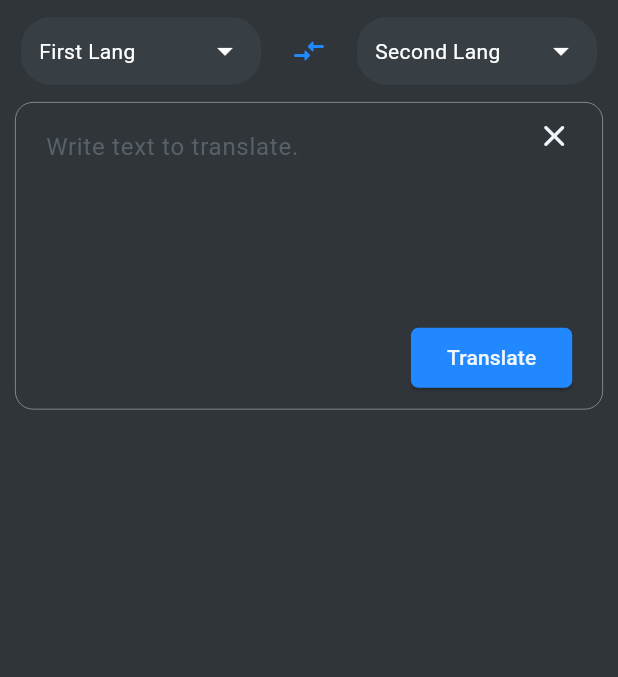
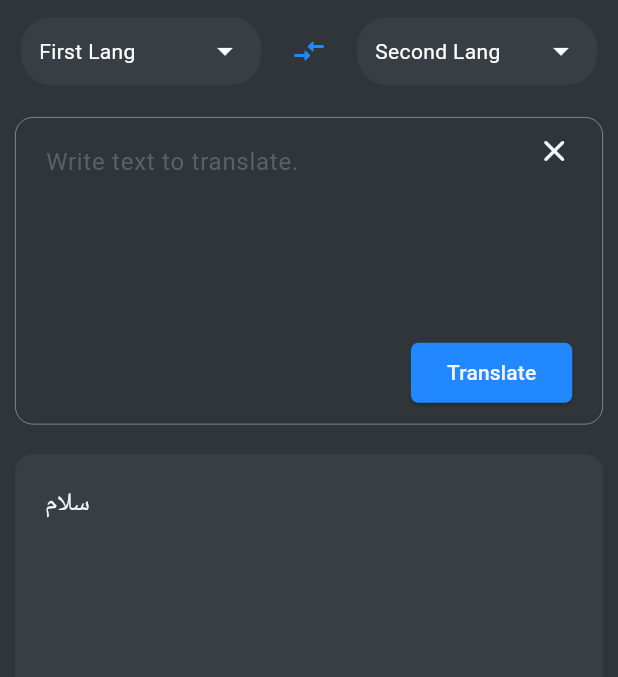
Before and after one commit to pxf0rge/translator, a Flutter app: the screen it shows after launch, on a phone screen of 412 x 824 dp, the part 84-761 px from its top. Run offline on Flutter 3.47's test engine with Material 3 defaults, Android fonts, the phone set to English and light mode, and no system bars; our stand-ins replace dio, flutter_spinkit.

Commit message:
Created result box

```diff
--- a/lib/main.dart
+++ b/lib/main.dart
@@ -1,6 +1,5 @@
 import 'package:flutter/material.dart';
 import 'package:translator/pages/home.dart';
-import 'package:translator/pages/loading.dart';
 
 void main(List<String> args) {
   runApp(Main());
--- a/lib/pages/home.dart
+++ b/lib/pages/home.dart
@@ -28,21 +28,33 @@ class _HomePageState extends State<HomePage> {
       padding: const EdgeInsets.symmetric(horizontal: 10, vertical: 10),
       child: Column(
         children: [
-          Row(
-            mainAxisSize: MainAxisSize.max,
-            mainAxisAlignment: MainAxisAlignment.spaceAround,
-            children: [
-              _langBtn("First Lang", true),
-              IconButton(
-                onPressed: () {},
-                icon: Icon(Icons.compare_arrows_rounded),
-                color: AppColors.others,
+          _languagesRow(),
+          SizedBox(height: 20),
+          _textTranslate(),
+          SizedBox(height: 20),
+          Container(
+            width: double.maxFinite,
+            height: 200,
+            child: Text(
+              "سلام",
+              style: TextStyle(
+                fontSize: 17,
+                color: AppColors.texts,
               ),
-              _langBtn("Second Lang", false),
+            ),
+            padding: EdgeInsets.symmetric(vertical: 20, horizontal: 20),
+            decoration: BoxDecoration(
+              color: AppColors.elements,
+              borderRadius: BorderRadius.circular(12),
+            ),
+          ),
         ],
       ),
-          SizedBox(height: 10),
-          Container(
+    );
+  }
+
+  Container _textTranslate() {
+    return Container(
       width: double.maxFinite,
       padding: EdgeInsets.symmetric(vertical: 10, horizontal: 20),
       decoration: BoxDecoration(
@@ -82,7 +94,16 @@ class _HomePageState extends State<HomePage> {
           Row(
             mainAxisAlignment: MainAxisAlignment.end,
             children: [
-                    ElevatedButton(
+              _translateBtn(),
+            ],
+          ),
+        ],
+      ),
+    );
+  }
+
+  ElevatedButton _translateBtn() {
+    return ElevatedButton(
       onPressed: () {},
       style: ElevatedButton.styleFrom(
         backgroundColor: AppColors.others,
@@ -92,14 +113,22 @@ class _HomePageState extends State<HomePage> {
         foregroundColor: AppColors.texts,
       ),
       child: Text("Translate"),
+    );
+  }
+
+  Row _languagesRow() {
+    return Row(
+      mainAxisSize: MainAxisSize.max,
+      mainAxisAlignment: MainAxisAlignment.spaceAround,
+      children: [
+        _langBtn("First Lang", true),
+        IconButton(
+          onPressed: () {},
+          icon: Icon(Icons.compare_arrows_rounded),
+          color: AppColors.others,
         ),
+        _langBtn("Second Lang", false),
       ],
-                ),
-              ],
-            ),
-          ),
-        ],
-      ),
     );
   }
 
```
Lines whose indentation alone changed are shown as unchanged.
